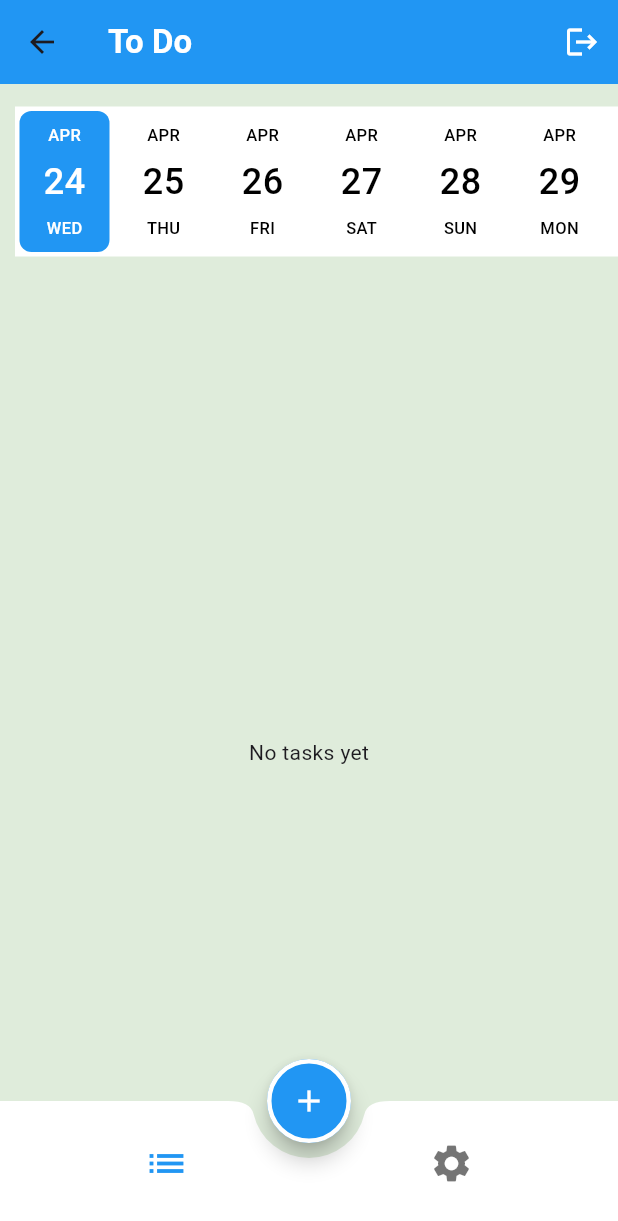
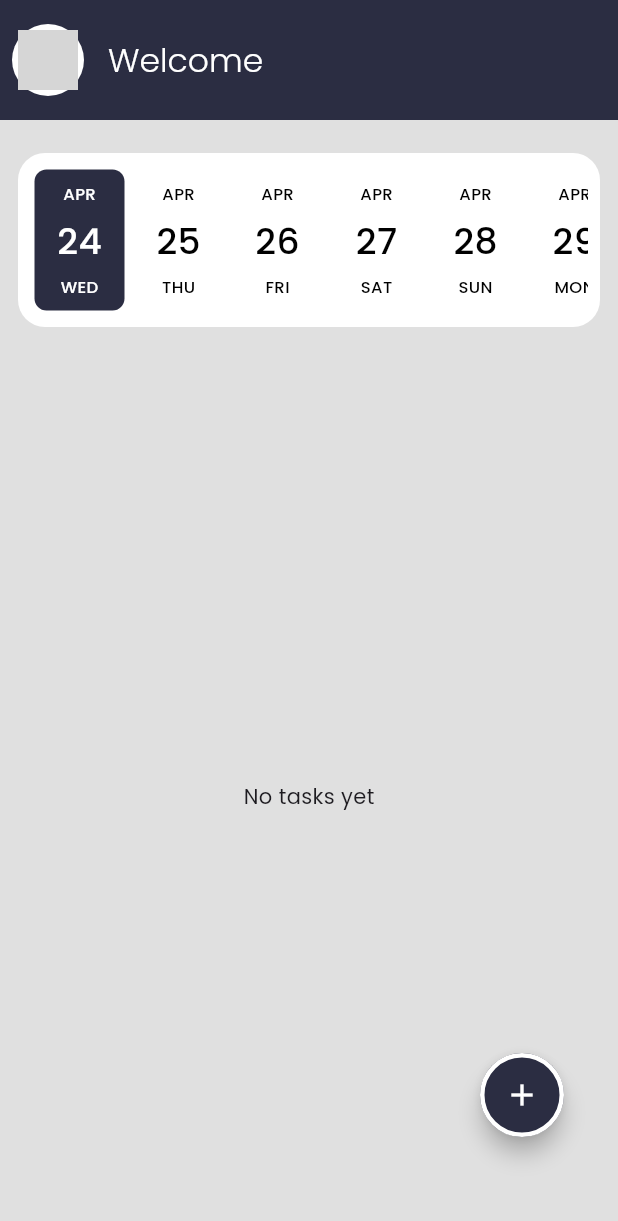
Before and after one commit to Icarus-conf/write-it-down-app, a Flutter app: the HomePage screen opened by its route, on a phone screen of 412 x 824 dp. Shown: the top 1221 px of the screen. Run offline on Flutter 3.47's test engine with Material 3 defaults, Android fonts, the phone set to English and light mode, and no system bars; drawn by our look-alikes of date_picker_timeline; our stand-ins replace cloud_firestore, firebase_auth, firebase_core, firebase_storage, flutter_slidable, google_fonts and 1 more; accounts and stored records are empty; generated files the repository leaves out were written again; network calls fail; statements that could not run were skipped; grey boxes are pictures that could not be loaded.

Commit message:
customize theme, adding image picker and firestorage to store image

```diff
--- /dev/null
+++ b/lib/components/app_colors.dart
@@ -0,0 +1,5 @@
+import 'package:flutter/material.dart';
+
+class AppColors {
+  static const Color primaryColor = Color(0xFF2b2d42);
+}
--- a/lib/l10n/app_ar.arb
+++ b/lib/l10n/app_ar.arb
@@ -1,5 +1,5 @@
 {
 
-  "appName": "تودو"
+  "appName": "مرحبًا بك"
 
 }
--- a/lib/l10n/app_en.arb
+++ b/lib/l10n/app_en.arb
@@ -1,5 +1,5 @@
 {
 
-    "appName": "To Do"
+    "appName": "Welcome"
 
   }
--- a/lib/models/user_model.dart
+++ b/lib/models/user_model.dart
@@ -2,11 +2,13 @@ class UserModel {
   String? id;
   String? email;
   String? userName;
+  String? imageUrl;
 
   UserModel({
     this.id,
     this.email,
     this.userName,
+    this.imageUrl,
   });
 
   UserModel.fromJson(Map<String, dynamic> json)
@@ -14,6 +16,7 @@ class UserModel {
           id: json['id'],
           email: json['email'],
           userName: json['userName'],
+          imageUrl: json['imageUrl'],
         );
 
   Map<String, dynamic> toJson() {
@@ -21,6 +24,7 @@ class UserModel {
       'id': id,
       'email': email,
       'userName': userName,
+      'imageUrl': imageUrl,
     };
   }
 }
--- a/lib/pages/home_page.dart
+++ b/lib/pages/home_page.dart
@@ -1,7 +1,9 @@
 import 'package:flutter/material.dart';
 import 'package:provider/provider.dart';
+import 'package:todo_c10_sat_route/components/app_colors.dart';
 import 'package:todo_c10_sat_route/firebase_functions.dart';
-import 'package:todo_c10_sat_route/pages/auth/login_or_register.dart';
+import 'package:todo_c10_sat_route/pages/auth/pages/login_page.dart';
+
 import 'package:todo_c10_sat_route/pages/tabs/settings_tab.dart';
 import 'package:todo_c10_sat_route/pages/tabs/tasks_tab.dart';
 import 'package:todo_c10_sat_route/provider.dart/my_provider.dart';
@@ -18,60 +20,134 @@ class HomePage extends StatefulWidget {
 
 class _HomePageState extends State<HomePage> {
   int index = 0;
-
-  List<Widget> tabs = [
-    const TasksTab(),
-    const SettingsTab(),
-  ];
+  final GlobalKey<ScaffoldState> _scaffoldKey = GlobalKey<ScaffoldState>();
 
   @override
   Widget build(BuildContext context) {
     var auth = Provider.of<MyProvider>(context);
     return Scaffold(
+      key: _scaffoldKey,
       extendBody: true,
-      appBar: AppBar(
-        title: Text(
-          '${AppLocalizations.of(context)!.appName} ${auth.userModel?.userName}',
+      drawer: Drawer(
+        child: Column(
+          children: [
+            SizedBox(
+              height: 300,
+              width: double.infinity,
+              child: DrawerHeader(
+                decoration: const BoxDecoration(
+                  color: AppColors.primaryColor,
+                ),
+                child: Column(
+                  children: [
+                    CircleAvatar(
+                      radius: 50,
+                      backgroundImage:
+                          NetworkImage(auth.userModel?.imageUrl ?? ''),
+                    ),
+                    Padding(
+                      padding: const EdgeInsets.symmetric(
+                        horizontal: 20.0,
+                        vertical: 10,
+                      ),
+                      child: Column(
+                        children: [
+                          Text(
+                            '${auth.userModel?.userName} ',
                             style: const TextStyle(
                               color: Colors.white,
                               fontWeight: FontWeight.w600,
                             ),
                           ),
-        actions: [
-          IconButton(
-              onPressed: () {
-                FirebaseFunctions.logOut();
-                Navigator.pushNamedAndRemoveUntil(
-                    context, LoginOrRegister.routeName, (route) => false);
-              },
-              icon: const Icon(
-                Icons.logout,
+                          Text(
+                            '${auth.userModel?.email} ',
+                            style: const TextStyle(
                               color: Colors.white,
-              )),
+                              fontWeight: FontWeight.w200,
+                            ),
+                          ),
                         ],
                       ),
-      bottomNavigationBar: BottomAppBar(
-        shape: const CircularNotchedRectangle(),
-        height: 90,
-        notchMargin: 10,
-        child: BottomNavigationBar(
-          onTap: (value) {
-            index = value;
-            setState(() {});
-          },
-          currentIndex: index,
-          showSelectedLabels: false,
-          showUnselectedLabels: false,
-          selectedItemColor: Colors.blue,
-          iconSize: 30,
-          items: const [
-            BottomNavigationBarItem(icon: Icon(Icons.list), label: ''),
-            BottomNavigationBarItem(icon: Icon(Icons.settings), label: ''),
+                    )
                   ],
                 ),
               ),
-      floatingActionButtonLocation: FloatingActionButtonLocation.centerDocked,
-      floatingActionButton: FloatingActionButton(
+            ),
+            InkWell(
+              onTap: () {
+                Navigator.pushNamed(context, HomePage.routeName);
+              },
+              child: const ListTile(
+                leading: Icon(Icons.home_outlined),
+                title: Text('Home'),
+              ),
+            ),
+            InkWell(
+              onTap: () {
+                Navigator.pushNamed(context, SettingsView.routeName);
+              },
+              child: ListTile(
+                leading: const Icon(Icons.settings),
+                title: const Text('Settings'),
+                onTap: () {
+                  Navigator.pushNamed(context, SettingsView.routeName);
+                },
+              ),
+            ),
+            const Spacer(),
+            const Divider(
+              color: Colors.black45,
+            ),
+            ListTile(
+              leading: const Icon(Icons.logout),
+              title: const Text('Logout'),
+              onTap: () {
+                FirebaseFunctions.logOut();
+                Navigator.pushNamed(context, LoginPage.routeName);
+              },
+            ),
+          ],
+        ),
+      ),
+      appBar: AppBar(
+        toolbarHeight: 80,
+        leading: Padding(
+          padding: const EdgeInsets.only(left: 8.0),
+          child: InkWell(
+            onTap: () => _scaffoldKey.currentState?.openDrawer(),
+            child: CircleAvatar(
+              backgroundColor: Colors.white,
+              child: CircleAvatar(
+                backgroundImage: NetworkImage(auth.userModel?.imageUrl ?? ''),
+              ),
+            ),
+          ),
+        ),
+        title: Row(
+          children: [
+            Text(
+              '${AppLocalizations.of(context)!.appName} ',
+              style: const TextStyle(
+                color: Colors.white,
+                fontWeight: FontWeight.w300,
+              ),
+            ),
+            Text(
+              '${auth.userModel?.userName} ',
+              style: const TextStyle(
+                color: Colors.blue,
+                fontWeight: FontWeight.w600,
+              ),
+            ),
+          ],
+        ),
+      ),
+      floatingActionButton: Padding(
+        padding: const EdgeInsets.symmetric(
+          vertical: 50.0,
+          horizontal: 20,
+        ),
+        child: FloatingActionButton(
           onPressed: () {
             showModalBottomSheet(
               context: context,
@@ -88,7 +164,7 @@ class _HomePageState extends State<HomePage> {
             );
             setState(() {});
           },
-        backgroundColor: Colors.blue,
+          backgroundColor: AppColors.primaryColor,
           shape: RoundedRectangleBorder(
             borderRadius: BorderRadius.circular(50),
             side: const BorderSide(
@@ -101,7 +177,8 @@ class _HomePageState extends State<HomePage> {
             color: Colors.white,
           ),
         ),
-      body: tabs[index],
+      ),
+      body: const TasksTab(),
     );
   }
 }
--- a/lib/pages/tabs/tasks_tab.dart
+++ b/lib/pages/tabs/tasks_tab.dart
@@ -1,7 +1,10 @@
 import 'package:date_picker_timeline/date_picker_widget.dart';
 import 'package:flutter/material.dart';
+import 'package:todo_c10_sat_route/components/app_colors.dart';
+
 import 'package:todo_c10_sat_route/firebase_functions.dart';
 import 'package:todo_c10_sat_route/models/task_model.dart';
+
 import 'package:todo_c10_sat_route/widgets/task_tile.dart';
 
 class TasksTab extends StatefulWidget {
@@ -19,21 +22,23 @@ class _TasksTabState extends State<TasksTab> {
   Widget build(BuildContext context) {
     return Column(
       children: [
+        Column(
+          children: [
             const SizedBox(
               height: 10,
             ),
-        Padding(
-          padding: const EdgeInsets.only(
-            left: 10,
-            top: 5,
+            Container(
+              margin: const EdgeInsets.all(12),
+              decoration: BoxDecoration(
+                color: Colors.white,
+                borderRadius: BorderRadius.circular(18),
               ),
-          child: Container(
-            color: Colors.white,
+              padding: const EdgeInsets.all(8),
               child: DatePicker(
                 DateTime.now(),
                 height: 100,
                 initialSelectedDate: _selectedDate,
-              selectionColor: Colors.blue,
+                selectionColor: AppColors.primaryColor,
                 selectedTextColor: Colors.white,
                 onDateChange: (date) {
                   // New date selected
@@ -43,6 +48,7 @@ class _TasksTabState extends State<TasksTab> {
                 },
               ),
             ),
+          ],
         ),
         const SizedBox(
           height: 8,
--- a/lib/provider.dart/my_provider.dart
+++ b/lib/provider.dart/my_provider.dart
@@ -5,11 +5,11 @@ import 'package:todo_c10_sat_route/models/user_model.dart';
 import 'package:todo_c10_sat_route/theme/theme.dart';
 
 class MyProvider extends ChangeNotifier {
-  ThemeData themeData = lightMode;
+  ThemeData themeData = AppThemes.lightMode;
 
   String locale = 'en';
 
-  bool get isDarkMode => themeData == darkMode;
+  bool get isDarkMode => themeData == AppThemes.darkMode;
 
   changeTheme(ThemeData theme) {
     themeData = theme;
--- a/lib/theme/theme.dart
+++ b/lib/theme/theme.dart
@@ -1,11 +1,14 @@
 import 'package:flutter/material.dart';
+import 'package:google_fonts/google_fonts.dart';
 
-ThemeData lightMode = ThemeData(
+class AppThemes {
+  static ThemeData lightMode = ThemeData(
+    textTheme: GoogleFonts.poppinsTextTheme(),
     brightness: Brightness.light,
-  scaffoldBackgroundColor: const Color(0xFFDFECDB),
+    scaffoldBackgroundColor: Colors.grey[300],
     appBarTheme: const AppBarTheme(
       elevation: 0,
-    backgroundColor: Colors.blue,
+      backgroundColor: Color(0xFF2b2d42),
     ),
     bottomAppBarTheme: const BottomAppBarTheme(
       color: Colors.white,
@@ -18,12 +21,12 @@ ThemeData lightMode = ThemeData(
     primaryColor: Colors.white,
   );
 
-ThemeData darkMode = ThemeData(
+  static ThemeData darkMode = ThemeData(
     brightness: Brightness.dark,
-  scaffoldBackgroundColor: const Color(0xFF060E1E),
+    scaffoldBackgroundColor: const Color(0xFF343a40),
     appBarTheme: const AppBarTheme(
       elevation: 0,
-    backgroundColor: Color(0xFF5D9CEC),
+      backgroundColor: Color(0xFF141922),
     ),
     bottomAppBarTheme: const BottomAppBarTheme(color: Color(0xFF141922)),
     bottomNavigationBarTheme: const BottomNavigationBarThemeData(
@@ -33,3 +36,4 @@ ThemeData darkMode = ThemeData(
     ),
     primaryColorDark: const Color(0xFF141922),
   );
+}
--- a/lib/widgets/add_task.dart
+++ b/lib/widgets/add_task.dart
@@ -1,6 +1,7 @@
 import 'package:cloud_firestore/cloud_firestore.dart';
 import 'package:firebase_auth/firebase_auth.dart';
 import 'package:flutter/material.dart';
+import 'package:todo_c10_sat_route/components/app_colors.dart';
 import 'package:todo_c10_sat_route/firebase_functions.dart';
 import 'package:todo_c10_sat_route/models/task_model.dart';
 
@@ -118,7 +119,7 @@ class _AddTaskState extends State<AddTask> {
                   Navigator.pop(context);
                 },
                 style: ElevatedButton.styleFrom(
-                    backgroundColor: Colors.blue,
+                    backgroundColor: AppColors.primaryColor,
                     shape: RoundedRectangleBorder(
                       borderRadius: BorderRadius.circular(12),
                     )),
--- a/pubspec.yaml
+++ b/pubspec.yaml
@@ -43,6 +43,10 @@ dependencies:
   firebase_core: ^2.27.1
   firebase_auth: ^4.17.9
   cloud_firestore: ^4.15.9
+  image_picker: ^1.1.0
+  firebase_storage: ^11.7.4
+  google_fonts: ^6.2.1
+  shared_preferences: ^2.2.3
 
 dev_dependencies:
   flutter_test:
```
Also changed, not shown: lib/firebase_functions.dart (+15 -0 lines), lib/main.dart (+2 -40 lines), lib/my_app.dart (added, +41 -0 lines), lib/pages/auth/pages/register_page.dart (+24 -3 lines), lib/pages/tabs/settings_tab.dart (+11 -7 lines), lib/widgets/user_image_picker.dart (added, +52 -0 lines), pubspec.lock, 1 other file. Lines whose indentation alone changed are shown as unchanged.
